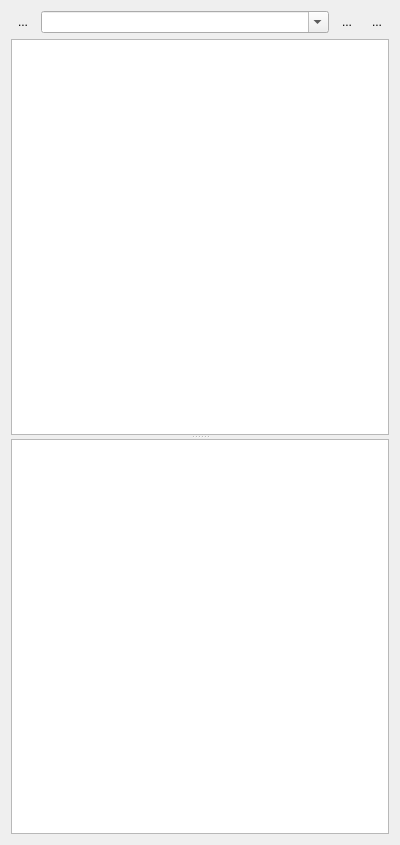
The window that ui/AnalysisControl.ui (MonroeQuantumNetworks/IonControl) describes before a commit, drawn with Qt 5.
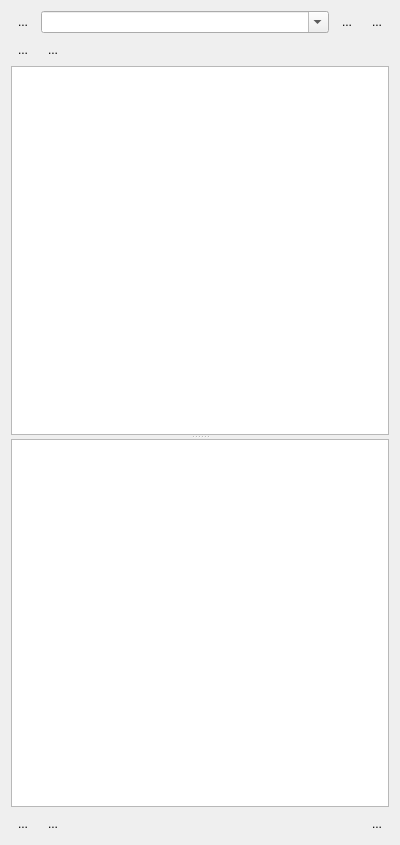
The same window after the commit. Icons and pictures are not drawn. Custom widgets are drawn as their Qt base class.

Commit message: work in progress (total mess)

```diff
--- a/ui/AnalysisControl.ui
+++ b/ui/AnalysisControl.ui
@@ -17,7 +17,7 @@
    <item>
     <layout class="QHBoxLayout" name="horizontalLayout_2">
      <item>
-      <widget class="QToolButton" name="removeAnalysisButton">
+      <widget class="QToolButton" name="removeAnalysisConfigurationButton">
        <property name="minimumSize">
         <size>
          <width>0</width>
@@ -103,6 +103,51 @@
      </item>
     </layout>
    </item>
+   <item>
+    <layout class="QHBoxLayout" name="horizontalLayout_3">
+     <item>
+      <widget class="QToolButton" name="addAnalysisButton">
+       <property name="text">
+        <string>...</string>
+       </property>
+       <property name="icon">
+        <iconset resource="Experiment.qrc">
+         <normaloff>:/openicon/icons/edit-add.png</normaloff>:/openicon/icons/edit-add.png</iconset>
+       </property>
+       <property name="autoRaise">
+        <bool>true</bool>
+       </property>
+      </widget>
+     </item>
+     <item>
+      <widget class="QToolButton" name="removeAnalysisButton">
+       <property name="text">
+        <string>...</string>
+       </property>
+       <property name="icon">
+        <iconset resource="Experiment.qrc">
+         <normaloff>:/openicon/icons/edit_remove.png</normaloff>:/openicon/icons/edit_remove.png</iconset>
+       </property>
+       <property name="autoRaise">
+        <bool>true</bool>
+       </property>
+      </widget>
+     </item>
+     <item>
+      <spacer name="horizontalSpacer_2">
+       <property name="orientation">
+        <enum>Qt::Horizontal</enum>
+       </property>
+       <property name="sizeHint" stdset="0">
+        <size>
+         <width>40</width>
+         <height>20</height>
+        </size>
+       </property>
+      </spacer>
+     </item>
+    </layout>
+   </item>
    <item>
     <widget class="QSplitter" name="splitter">
      <property name="orientation">
@@ -112,6 +157,65 @@
      <widget class="TableViewExtended" name="pushTableView"/>
     </widget>
    </item>
+   <item>
+    <layout class="QHBoxLayout" name="horizontalLayout">
+     <item>
+      <widget class="QToolButton" name="addPushButton">
+       <property name="text">
+        <string>...</string>
+       </property>
+       <property name="icon">
+        <iconset resource="Experiment.qrc">
+         <normaloff>:/openicon/icons/edit-add.png</normaloff>:/openicon/icons/edit-add.png</iconset>
+       </property>
+       <property name="autoRaise">
+        <bool>true</bool>
+       </property>
+      </widget>
+     </item>
+     <item>
+      <widget class="QToolButton" name="removePushButton">
+       <property name="text">
+        <string>...</string>
+       </property>
+       <property name="icon">
+        <iconset resource="Experiment.qrc">
+         <normaloff>:/openicon/icons/edit_remove.png</normaloff>:/openicon/icons/edit_remove.png</iconset>
+       </property>
+       <property name="autoRaise">
+        <bool>true</bool>
+       </property>
+      </widget>
+     </item>
+     <item>
+      <spacer name="horizontalSpacer">
+       <property name="orientation">
+        <enum>Qt::Horizontal</enum>
+       </property>
+       <property name="sizeHint" stdset="0">
+        <size>
+         <width>40</width>
+         <height>20</height>
+        </size>
+       </property>
+      </spacer>
+     </item>
+     <item>
+      <widget class="QToolButton" name="pushButton">
+       <property name="text">
+        <string>...</string>
+       </property>
+       <property name="icon">
+        <iconset resource="Experiment.qrc">
+         <normaloff>:/kde/icons/continue.png</normaloff>:/kde/icons/continue.png</iconset>
+       </property>
+       <property name="autoRaise">
+        <bool>true</bool>
+       </property>
+      </widget>
+     </item>
+    </layout>
+   </item>
   </layout>
  </widget>
  <customwidgets>
```
Left out of the diff: 2 changed lines with no effect on the pictures. The commit also changes 1 other file.
